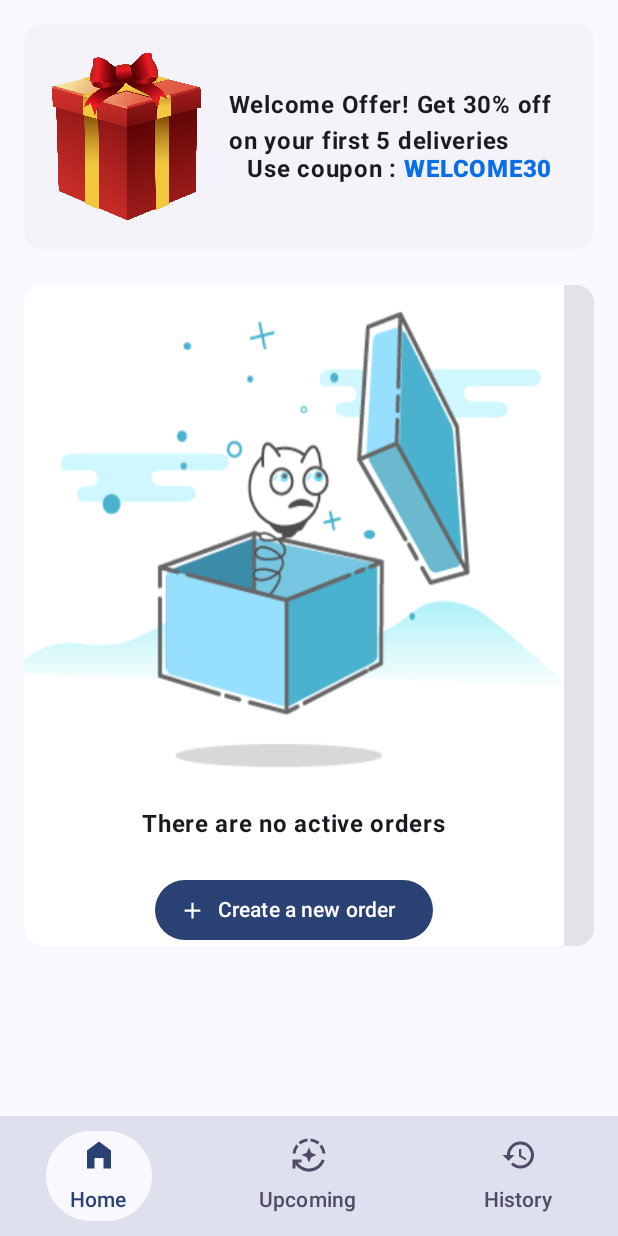
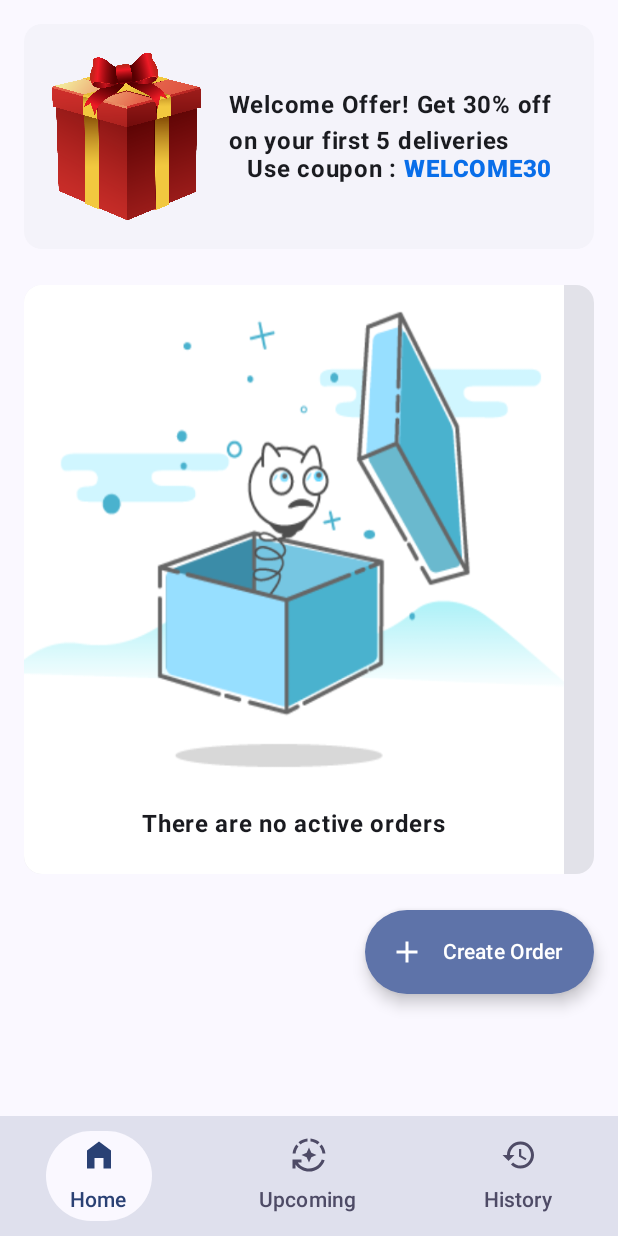
Before and after one commit to sourabhkumar47/PickUpandDrop, an Android app built with Jetpack Compose: the screen it shows after launch (MainActivity), on a phone screen of 412 x 824 dp. Run offline under Robolectric (Android 15) with nearby library versions, the phone set to English and light mode, and no system bars.

Commit message:
added FAB

```diff
--- a/app/src/main/java/com/example/pickupanddrop/presentation/HomeScreen.kt
+++ b/app/src/main/java/com/example/pickupanddrop/presentation/HomeScreen.kt
@@ -1,5 +1,6 @@
 package com.example.pickupanddrop.presentation
 
+import android.graphics.drawable.Icon
 import androidx.compose.foundation.Image
 import androidx.compose.foundation.background
 import androidx.compose.foundation.layout.Arrangement
@@ -15,6 +16,8 @@ import androidx.compose.foundation.layout.width
 import androidx.compose.foundation.layout.wrapContentSize
 import androidx.compose.foundation.shape.RoundedCornerShape
 import androidx.compose.material3.Card
+import androidx.compose.material3.ExtendedFloatingActionButton
+import androidx.compose.material3.Icon
 import androidx.compose.material3.MaterialTheme
 import androidx.compose.material3.Text
 import androidx.compose.runtime.Composable
@@ -76,22 +79,26 @@ fun HomeScreen(
                 )
 
                 Spacer(modifier = Modifier.height(24.dp))
-
-                ButtonwithIcon(
-                    icon = R.drawable.baseline_add_24,
-                    text = "Create a new order",
-                    tint = Color.White,
-                    onClick = { /*TODO*/ },
-                    modifier = Modifier
-                        .fillMaxWidth()
-                        .height(120.dp)
-                        .align(Alignment.CenterHorizontally)
-                        .padding(top = 24.dp)
-                )
             }
         }
+
+        Spacer(modifier = Modifier.height(24.dp))
+
+        ExtendedFloatingActionButton(
+            text = { Text(text = "Create Order") },
+            icon = {
+                Icon(
+                    painter = painterResource(id = R.drawable.baseline_add_24),
+                    contentDescription = null
+                )
+            },
+            onClick = { /*TODO*/ },
+            shape = RoundedCornerShape(50),
+            modifier = Modifier
+                .fillMaxWidth()
+                .wrapContentSize(align = Alignment.BottomEnd)
+        )
     }
-
 }
 
 @Preview(showBackground = true, showSystemUi = true)
```
